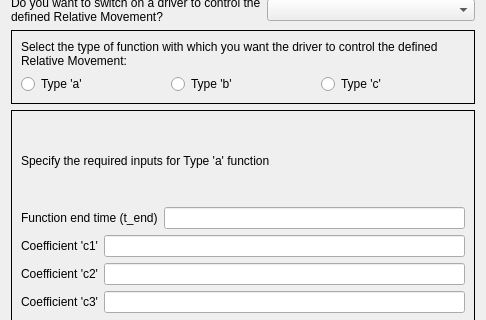
ljplessis/Nikra-DAP, file TaskPanelDapJoints.ui: the form before one commit; both pictures show x 0 to 486 and y 310 to 630 of the 486 by 857 pixel window.
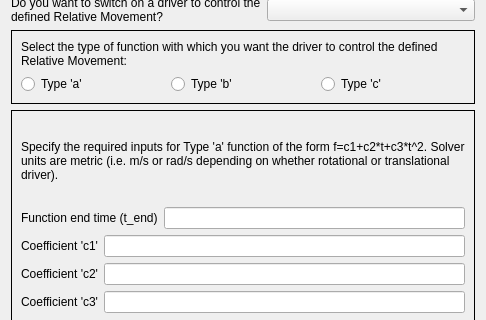
The form after the commit. Custom widgets are drawn as their Qt base class.

Commit message: DAP: Switched off anything to do with functions/driver, and minor rework of writers in builder

The edit to the form file:
```diff
--- a/TaskPanelDapJoints.ui
+++ b/TaskPanelDapJoints.ui
@@ -373,7 +373,7 @@
        <item row="0" column="0" colspan="3">
         <widget class="QLabel" name="label_16">
          <property name="text">
-          <string>Specify the required inputs for Type 'a' function</string>
+          <string>Specify the required inputs for Type 'a' function of the form f=c1+c2*t+c3*t^2. Solver units are metric (i.e. m/s or rad/s depending on whether rotational or translational driver). </string>
          </property>
          <property name="wordWrap">
           <bool>true</bool>
```
The commit also changes 6 other files.
